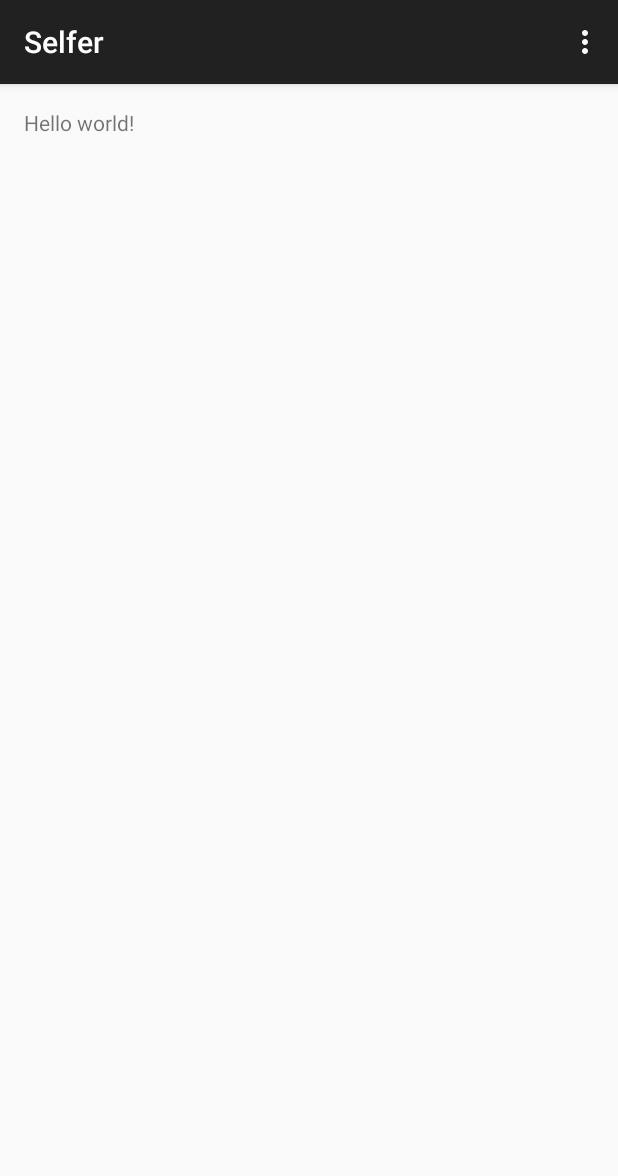
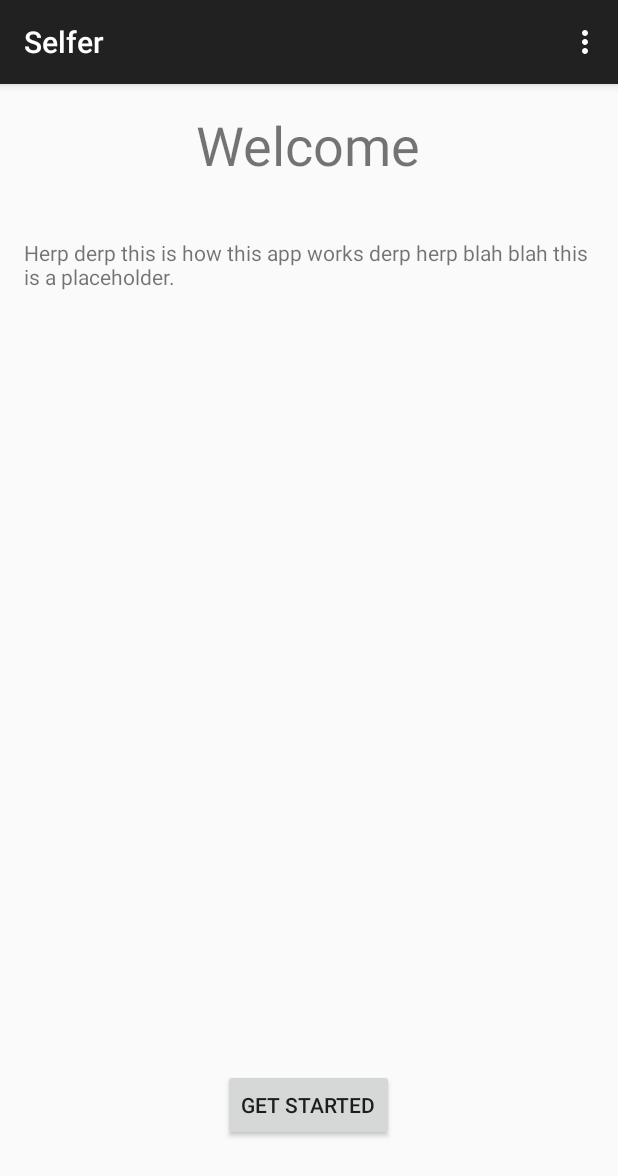
Before and after one commit to firedark60/UofTHacks-2015, an Android app: the screen it shows after launch (Tutorial), on a phone screen of 412 x 824 dp. Shown: the top 1176 px of the screen. Run offline under Robolectric (Android 15) with nearby library versions, the phone set to English and light mode, and no system bars.

Commit message:
Added basic app

```diff
--- a/Android/Selfer/app/src/main/res/layout/activity_tutorial.xml
+++ b/Android/Selfer/app/src/main/res/layout/activity_tutorial.xml
@@ -5,7 +5,31 @@
     android:paddingTop="@dimen/activity_vertical_margin"
     android:paddingBottom="@dimen/activity_vertical_margin" tools:context=".Tutorial">
 
-    <TextView android:text="@string/hello_world" android:layout_width="wrap_content"
-        android:layout_height="wrap_content" />
+    <TextView android:text="Welcome" android:layout_width="wrap_content"
+        android:layout_height="wrap_content"
+        android:singleLine="true"
+        android:layout_alignParentTop="true"
+        android:layout_centerHorizontal="true"
+        android:typeface="sans"
+        android:textSize="36dp"
+        android:id="@+id/textView" />
+
+    <TextView
+        android:layout_width="wrap_content"
+        android:layout_height="wrap_content"
+        android:textAppearance="?android:attr/textAppearanceSmall"
+        android:text="Herp derp this is how this app works derp herp blah blah this is a placeholder."
+        android:id="@+id/textView2"
+        android:layout_below="@+id/textView"
+        android:layout_marginTop="38dp" />
+
+    <Button
+        android:layout_width="wrap_content"
+        android:layout_height="wrap_content"
+        android:text="Get Started"
+        android:id="@+id/button"
+        android:layout_alignParentBottom="true"
+        android:layout_centerHorizontal="true"
+        android:layout_marginBottom="47dp" />
 
 </RelativeLayout>
```
Also changed, not shown: 1 other file.
